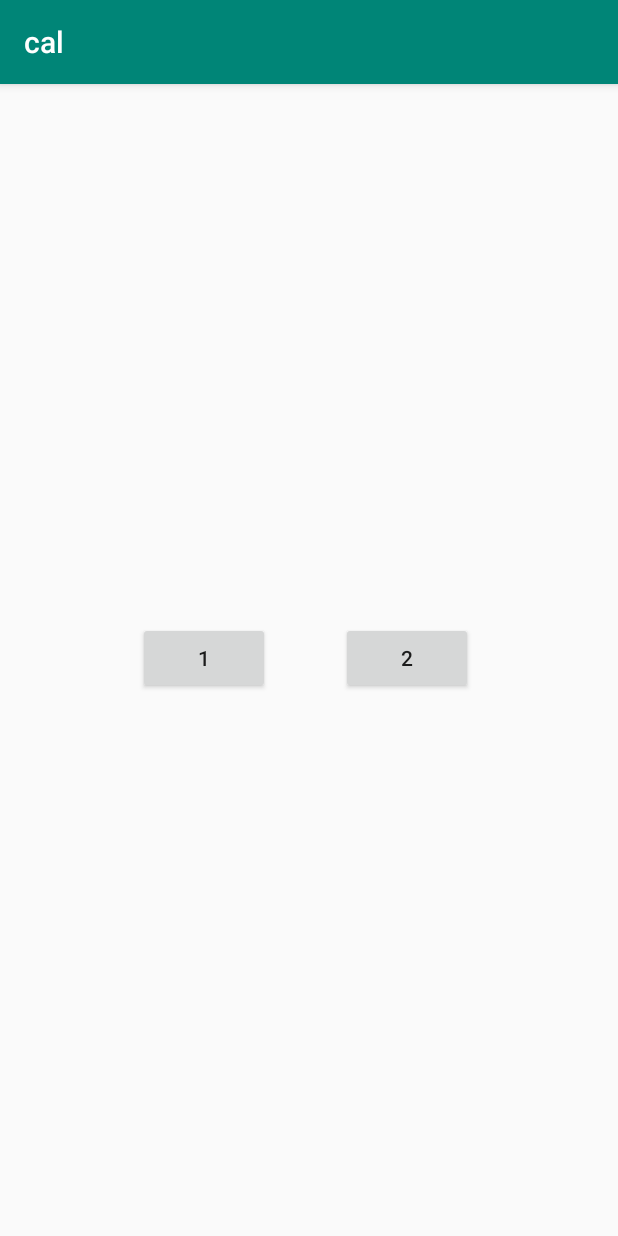
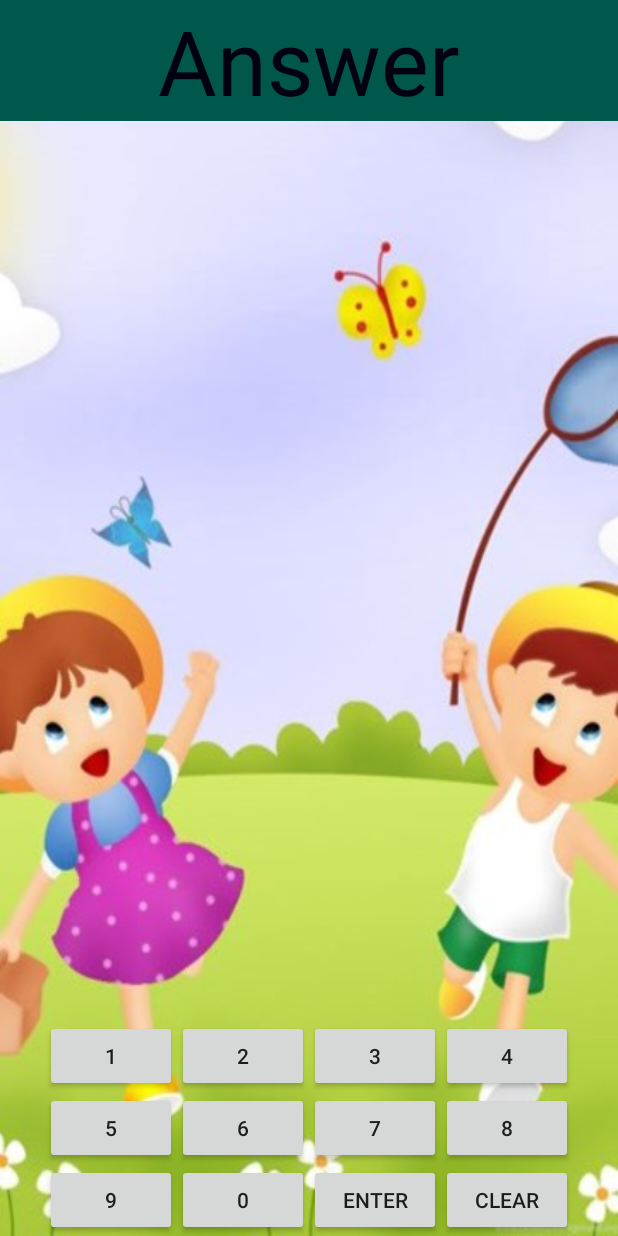
Before and after one commit to VitusJoy/cal, an Android app: the screen it shows after launch (MainActivity), on a phone screen of 412 x 824 dp. Run offline under Robolectric (Android 15) with nearby library versions, the phone set to English and light mode, and no system bars.

Commit message:
second push

```diff
--- a/app/src/main/AndroidManifest.xml
+++ b/app/src/main/AndroidManifest.xml
@@ -9,8 +9,7 @@
         android:roundIcon="@mipmap/ic_launcher_round"
         android:supportsRtl="true"
         android:theme="@style/AppTheme">
-        <activity android:name=".MainActivity"
-            android:theme="@style/AppTheme1">
+        <activity android:name=".MainActivity">
             <intent-filter>
                 <action android:name="android.intent.action.MAIN" />
 
--- a/app/src/main/java/com/cal/vj/cal/MainActivity.java
+++ b/app/src/main/java/com/cal/vj/cal/MainActivity.java
@@ -10,26 +10,28 @@ import android.widget.Toast;
 
 public class MainActivity extends AppCompatActivity {
 
-    Button test;
+    Button clear;
 
     @Override
     protected void onCreate(Bundle savedInstanceState) {
         super.onCreate(savedInstanceState);
-        setContentView(R.layout.activity_main);
+        setContentView(R.layout.page2);
         Log.d("Activity Lifecycle","onCreate Called");
 
-        test = findViewById(R.id.button);
 
-        test.setOnClickListener(new View.OnClickListener() {
-            @Override
-            public void onClick(View v) {
-//                Toast.makeText(MainActivity.this,"asss",Toast.LENGTH_LONG).show();
-                Intent page2 = new Intent(MainActivity.this, Page2.class );
-                startActivity(page2);
-                finish();
 
-            }
-        });
+//        test = findViewById(R.id.button);
+//
+//        test.setOnClickListener(new View.OnClickListener() {
+//            @Override
+//            public void onClick(View v) {
+////                Toast.makeText(MainActivity.this,"asss",Toast.LENGTH_LONG).show();
+//                Intent page2 = new Intent(MainActivity.this, Page2.class );
+//                startActivity(page2);
+//                finish();
+//
+//            }
+//        });
     }
 
     @Override
--- a/app/src/main/res/layout/page2.xml
+++ b/app/src/main/res/layout/page2.xml
@@ -2,6 +2,88 @@
 <LinearLayout xmlns:android="http://schemas.android.com/apk/res/android"
     android:orientation="vertical" android:layout_width="match_parent"
     android:layout_height="match_parent"
-    android:background="@color/colorPrimaryDark">
+    android:background="@drawable/bg_3">
+
+    <LinearLayout
+        android:layout_width="match_parent"
+        android:layout_height="0dp"
+        android:layout_weight="1">
+        <TextView
+            android:layout_width="match_parent"
+            android:layout_height="wrap_content"
+            android:text="Answer"
+            android:textColor="#001"
+            android:textSize="60sp"
+            android:gravity="center"
+            android:background="@color/colorPrimaryDark"/>
+    </LinearLayout>
+
+    <LinearLayout
+        android:layout_width="match_parent"
+        android:layout_height="wrap_content"
+        android:gravity="center">
+        <Button
+            android:layout_width="wrap_content"
+            android:layout_height="wrap_content"
+            android:text="1"/>
+        <Button
+            android:layout_width="wrap_content"
+            android:layout_height="wrap_content"
+            android:text="2"/>
+        <Button
+            android:layout_width="wrap_content"
+            android:layout_height="wrap_content"
+            android:text="3"/>
+        <Button
+            android:layout_width="wrap_content"
+            android:layout_height="wrap_content"
+            android:text="4"/>
+    </LinearLayout>
+
+    <LinearLayout
+        android:layout_width="match_parent"
+        android:layout_height="wrap_content"
+        android:gravity="center">
+        <Button
+            android:layout_width="wrap_content"
+            android:layout_height="wrap_content"
+            android:text="5"/>
+        <Button
+            android:layout_width="wrap_content"
+            android:layout_height="wrap_content"
+            android:text="6"/>
+        <Button
+            android:layout_width="wrap_content"
+            android:layout_height="wrap_content"
+            android:text="7"/>
+        <Button
+            android:layout_width="wrap_content"
+            android:layout_height="wrap_content"
+            android:text="8"/>
+    </LinearLayout>
+
+    <LinearLayout
+        android:layout_width="match_parent"
+        android:layout_height="wrap_content"
+        android:gravity="center">
+        <Button
+            android:layout_width="wrap_content"
+            android:layout_height="wrap_content"
+            android:text="9"/>
+        <Button
+            android:layout_width="wrap_content"
+            android:layout_height="wrap_content"
+            android:text="0"/>
+        <Button
+            android:layout_width="wrap_content"
+            android:layout_height="wrap_content"
+            android:text="Enter"/>
+        <Button
+            android:layout_width="wrap_content"
+            android:layout_height="wrap_content"
+            android:text="Clear"/>
+    </LinearLayout>
+
+
 
 </LinearLayout>
--- a/app/src/main/res/values/styles.xml
+++ b/app/src/main/res/values/styles.xml
@@ -8,13 +8,4 @@
         <item name="colorAccent">@color/colorAccent</item>
     </style>
 
-
-    <!-- Base application theme. -->
-    <style name="AppTheme1" parent="Theme.AppCompat.Light.DarkActionBar">
-        <!-- Customize your theme here. -->
-        <item name="colorPrimary">@color/colorPrimary</item>
-        <item name="colorPrimaryDark">@color/colorPrimaryDark</item>
-        <item name="colorAccent">@color/colorAccent</item>
-    </style>
-
 </resources>
```
Also changed, not shown: app/src/main/res/drawable/bg_2.png (added), app/src/main/res/drawable/bg_3.jpg (added), 1 other file.
